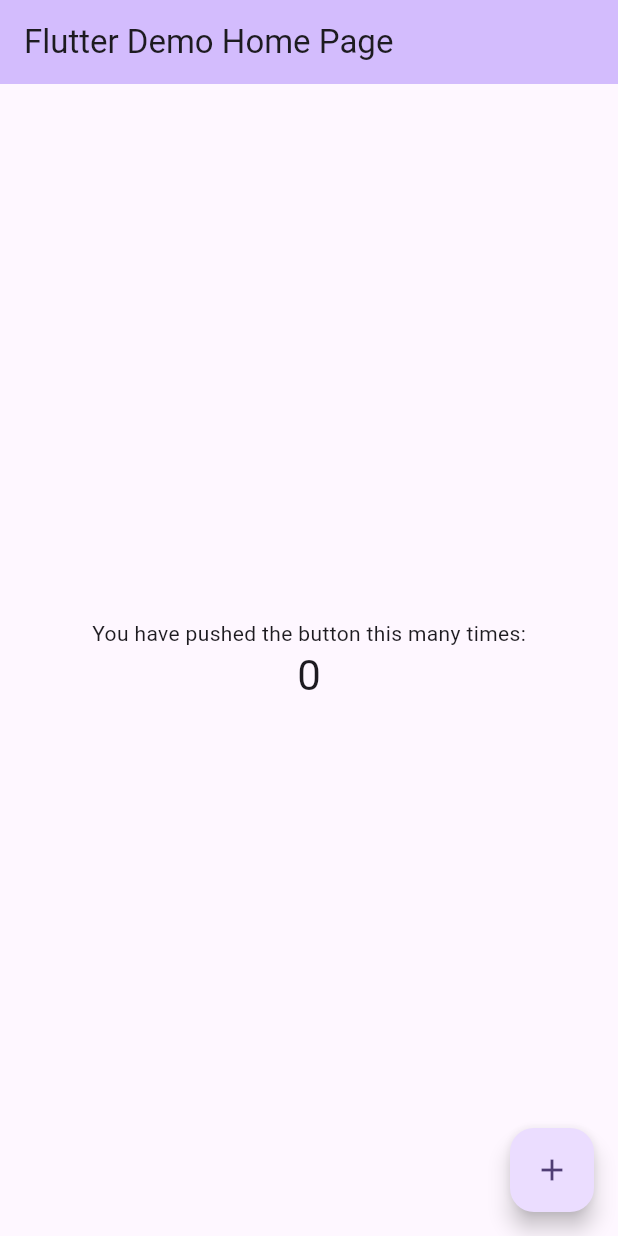
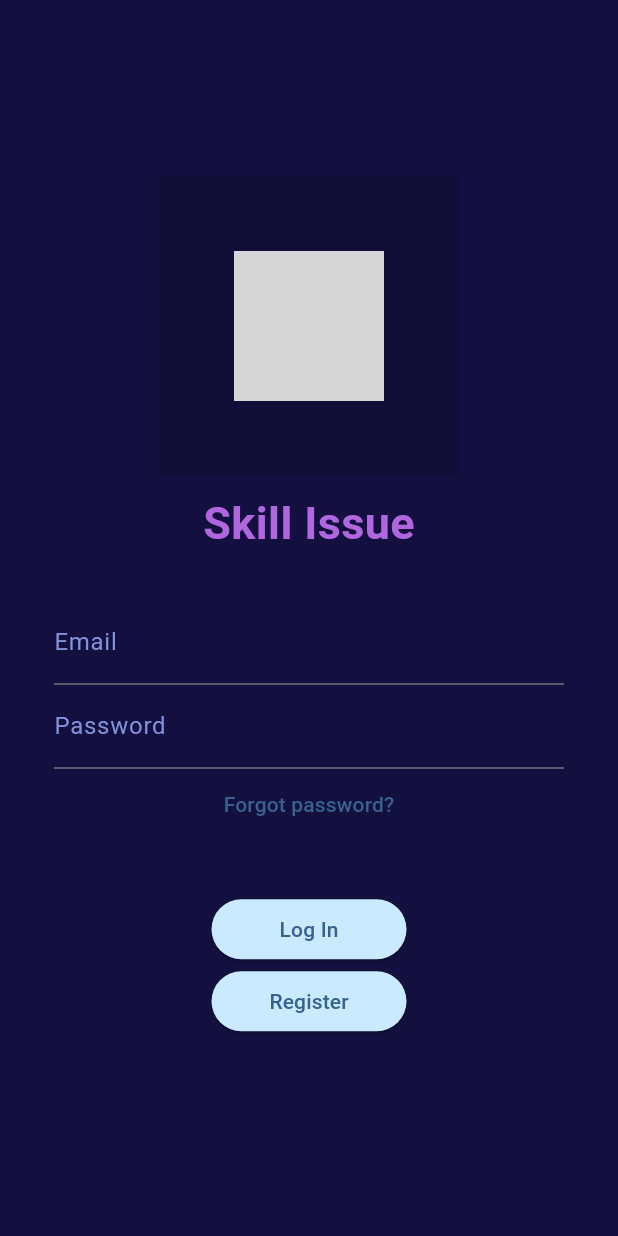
Before and after one commit to skill-search/skill-search, a Flutter app: the screen it shows after launch, on a phone screen of 412 x 824 dp. Run offline on Flutter 3.47's test engine with Material 3 defaults, Android fonts, the phone set to English and light mode, and no system bars; our stand-ins replace cloud_firestore, firebase_auth, firebase_core, get; accounts and stored records are empty; grey boxes are pictures that could not be loaded.

Commit message:
working skeleton

```diff
--- /dev/null
+++ b/frontend/lib/auth/auth.dart
@@ -0,0 +1,44 @@
+import 'package:flutter/material.dart';
+import 'package:frontend/auth/login_page.dart';
+import 'package:firebase_auth/firebase_auth.dart';
+import 'package:frontend/auth/register_page.dart';
+import 'package:frontend/main_pages/bottom_nav_bar.dart';
+
+class AuthPage extends StatefulWidget {
+  const AuthPage({Key? key}) : super(key: key);
+
+  @override
+  State<AuthPage> createState() => _AuthPageState();
+}
+
+class _AuthPageState extends State<AuthPage> {
+  bool showLoginPage = true;
+
+  void toggleScreens() {
+    setState(() {
+      showLoginPage = !showLoginPage;
+    });
+  }
+
+  @override
+  Widget build(BuildContext context) {
+    return Scaffold(
+      body: StreamBuilder<User?>(
+          stream: FirebaseAuth.instance.authStateChanges(),
+          builder: (context, snapshot) {
+            //logged in
+            if (snapshot.hasData) {
+              return BottomNavBar();
+            }
+            //not logged in
+            else {
+              if (showLoginPage) {
+                return LoginPage(showRegisterPage: toggleScreens);
+              } else {
+                return RegisterPage(showLoginPage: toggleScreens);
+              }
+            }
+          }),
+    );
+  }
+}
--- /dev/null
+++ b/frontend/lib/auth/login_page.dart
@@ -0,0 +1,194 @@
+import 'package:flutter/material.dart';
+import 'package:firebase_auth/firebase_auth.dart';
+import 'package:cloud_firestore/cloud_firestore.dart';
+
+Color _backgroundColor = const Color.fromARGB(255, 19, 16, 63);
+Color _buttonColor = const Color.fromARGB(255, 202, 234, 255);
+Color _textColor = const Color.fromARGB(255, 176, 102, 223);
+Color _textFieldColor = const Color.fromARGB(255, 242, 212, 146);
+Color _textFieldTextColor = const Color.fromARGB(255, 130, 145, 219);
+
+class LoginPage extends StatefulWidget {
+  final VoidCallback showRegisterPage;
+  const LoginPage({Key? key, required this.showRegisterPage}) : super(key: key);
+
+  @override
+  State<LoginPage> createState() => _LoginPageState();
+}
+
+class _LoginPageState extends State<LoginPage> {
+  final _formKey = GlobalKey<FormState>();
+
+  // These are the variables that will be used to store the user's input for backend authentication
+  final _emailController = TextEditingController();
+  final _passwordController = TextEditingController();
+  final FirebaseFirestore _fireStore = FirebaseFirestore.instance;
+
+  // This is the future that will be used to control the submit button's behavior
+
+  void signIn() async {
+    // show loading circle
+    showDialog(
+      context: context,
+      builder: (context) {
+        return const Center(
+          child: CircularProgressIndicator(),
+        );
+      },
+    );
+
+    // try sign in
+    try {
+      await FirebaseAuth.instance.signInWithEmailAndPassword(
+        email: _emailController.text.trim(),
+        password: _passwordController.text.trim(),
+      );
+      // pop the loading circle
+      Navigator.pop(context);
+    } on FirebaseAuthException {
+      // WRONG EMAIL OR PASSWORD
+      Navigator.pop(context);
+      wrongCredentialMessage();
+    }
+
+    //add new user to chat database if doesnt alr exist
+    _fireStore.collection('users').doc(_emailController.text).set({
+        'email': _emailController.text
+        }, SetOptions(merge: true)
+      );
+  }
+
+  @override
+  void dispose() {
+    // Clean up the controller when the widget is disposed.
+    _emailController.dispose();
+    _passwordController.dispose();
+    super.dispose();
+  }
+
+  // wrong email message popup
+  void wrongCredentialMessage() {
+    ScaffoldMessenger.of(context).showSnackBar(
+      const SnackBar(
+        content: Text('Wrong Email or Password'),
+      ),
+    );
+  }
+
+  // This method is rerun every time setState is called
+  @override
+  Widget build(BuildContext context) {
+    return Scaffold(
+      backgroundColor: _backgroundColor,
+      body: Center(
+        child: Padding(
+          padding: const EdgeInsets.all(16.0),
+          child: Form(
+            key: _formKey,
+            child: Column(
+              mainAxisAlignment: MainAxisAlignment.center,
+              children: <Widget>[
+                Container(
+                  color: Colors.black12,
+                  padding: const EdgeInsets.all(50),
+                  child: Image.asset(
+                    'images/icon-template.png',
+                    width: 100,
+                    height: 100,
+                  ),
+                ),
+                Container(
+                  padding: const EdgeInsets.all(10),
+                  child: Text(
+                    'Skill Issue',
+                    style: TextStyle(
+                        fontSize: 30,
+                        fontWeight: FontWeight.bold,
+                        color: _textColor),
+                  ),
+                ),
+                Container(
+                    padding: const EdgeInsets.all(20),
+                    child: Column(
+                      children: <Widget>[
+                        TextFormField(
+                          decoration: InputDecoration(
+                            labelText: 'Email',
+                            labelStyle: TextStyle(color: _textFieldTextColor),
+                            fillColor: _textFieldColor,
+                            hintText: 'Enter your email',
+                            hintStyle: TextStyle(color: _textFieldTextColor),
+                          ),
+                          style: TextStyle(color: _textFieldTextColor),
+                          validator: (value) {
+                            if (value == null || value.isEmpty) {
+                              return 'Please enter your email';
+                            }
+                            return null;
+                          },
+                          controller: _emailController,
+                        ),
+                        TextFormField(
+                          decoration: InputDecoration(
+                            labelText: 'Password',
+                            labelStyle: TextStyle(color: _textFieldTextColor),
+                            fillColor: _textFieldColor,
+                            hintText: 'Enter your password',
+                            hintStyle: TextStyle(color: _textFieldTextColor),
+                          ),
+                          style: TextStyle(color: _textFieldTextColor),
+                          obscureText: true,
+                          validator: (value) {
+                            if (value == null || value.isEmpty) {
+                              return 'Please enter your password';
+                            }
+                            return null;
+                          },
+                          controller: _passwordController,
+                        ),
+                        TextButton(
+                          onPressed: () {
+                            // Add your logic here for forgot password
+                          },
+                          child: const Text('Forgot password?'),
+                        ),
+                      ],
+                    )),
+                Container(
+                    padding: const EdgeInsets.all(15),
+                    child: Column(
+                      children: [
+                        // Button to Log In
+                        ElevatedButton(
+                          style: ButtonStyle(
+                            fixedSize:
+                                MaterialStateProperty.all(const Size(130, 40)),
+                            backgroundColor:
+                                MaterialStateProperty.all(_buttonColor),
+                          ),
+                          onPressed: () {
+                            signIn();
+                          },
+                          child: const Text('Log In'),
+                        ),
+                        // Button to Register
+                        ElevatedButton(
+                          style: ButtonStyle(
+                            fixedSize:
+                                MaterialStateProperty.all(const Size(130, 40)),
+                            backgroundColor:
+                                MaterialStateProperty.all(_buttonColor),
+                          ),
+                          onPressed: widget.showRegisterPage,
+                          child: const Text('Register'),
+                        ),
+                      ],
+                    )),
+              ],
+            ),
+          ),
+        ),
+      ),
+    );
+  }
+}
--- a/frontend/lib/main.dart
+++ b/frontend/lib/main.dart
@@ -1,125 +1,30 @@
 import 'package:flutter/material.dart';
+import 'package:firebase_core/firebase_core.dart';
+import 'package:frontend/firebase_options.dart';
+import 'package:get/get.dart';
+import 'package:frontend/auth/auth.dart';
 
-void main() {
+void main() async {
+  WidgetsFlutterBinding.ensureInitialized();
+  await Firebase.initializeApp(
+    options: DefaultFirebaseOptions.currentPlatform,
+  );
   runApp(const MyApp());
 }
 
 class MyApp extends StatelessWidget {
   const MyApp({super.key});
-
   // This widget is the root of your application.
   @override
   Widget build(BuildContext context) {
-    return MaterialApp(
-      title: 'Flutter Demo',
+    return GetMaterialApp(
+      title: 'Skill Issue', // App Name
       theme: ThemeData(
-        // This is the theme of your application.
-        //
-        // TRY THIS: Try running your application with "flutter run". You'll see
-        // the application has a purple toolbar. Then, without quitting the app,
-        // try changing the seedColor in the colorScheme below to Colors.green
-        // and then invoke "hot reload" (save your changes or press the "hot
-        // reload" button in a Flutter-supported IDE, or press "r" if you used
-        // the command line to start the app).
-        //
-        // Notice that the counter didn't reset back to zero; the application
-        // state is not lost during the reload. To reset the state, use hot
-        // restart instead.
-        //
-        // This works for code too, not just values: Most code changes can be
-        // tested with just a hot reload.
-        colorScheme: ColorScheme.fromSeed(seedColor: Colors.deepPurple),
+        colorScheme: ColorScheme.fromSeed(
+            seedColor: const Color.fromARGB(255, 7, 152, 255)),
         useMaterial3: true,
       ),
-      home: const MyHomePage(title: 'Flutter Demo Home Page'),
+      home: const AuthPage(),
     );
   }
 }
-
-class MyHomePage extends StatefulWidget {
-  const MyHomePage({super.key, required this.title});
-
-  // This widget is the home page of your application. It is stateful, meaning
-  // that it has a State object (defined below) that contains fields that affect
-  // how it looks.
-
-  // This class is the configuration for the state. It holds the values (in this
-  // case the title) provided by the parent (in this case the App widget) and
-  // used by the build method of the State. Fields in a Widget subclass are
-  // always marked "final".
-
-  final String title;
-
-  @override
-  State<MyHomePage> createState() => _MyHomePageState();
-}
-
-class _MyHomePageState extends State<MyHomePage> {
-  int _counter = 0;
-
-  void _incrementCounter() {
-    setState(() {
-      // This call to setState tells the Flutter framework that something has
-      // changed in this State, which causes it to rerun the build method below
-      // so that the display can reflect the updated values. If we changed
-      // _counter without calling setState(), then the build method would not be
-      // called again, and so nothing would appear to happen.
-      _counter++;
-    });
-  }
-
-  @override
-  Widget build(BuildContext context) {
-    // This method is rerun every time setState is called, for instance as done
-    // by the _incrementCounter method above.
-    //
-    // The Flutter framework has been optimized to make rerunning build methods
-    // fast, so that you can just rebuild anything that needs updating rather
-    // than having to individually change instances of widgets.
-    return Scaffold(
-      appBar: AppBar(
-        // TRY THIS: Try changing the color here to a specific color (to
-        // Colors.amber, perhaps?) and trigger a hot reload to see the AppBar
-        // change color while the other colors stay the same.
-        backgroundColor: Theme.of(context).colorScheme.inversePrimary,
-        // Here we take the value from the MyHomePage object that was created by
-        // the App.build method, and use it to set our appbar title.
-        title: Text(widget.title),
-      ),
-      body: Center(
-        // Center is a layout widget. It takes a single child and positions it
-        // in the middle of the parent.
-        child: Column(
-          // Column is also a layout widget. It takes a list of children and
-          // arranges them vertically. By default, it sizes itself to fit its
-          // children horizontally, and tries to be as tall as its parent.
-          //
-          // Column has various properties to control how it sizes itself and
-          // how it positions its children. Here we use mainAxisAlignment to
-          // center the children vertically; the main axis here is the vertical
-          // axis because Columns are vertical (the cross axis would be
-          // horizontal).
-          //
-          // TRY THIS: Invoke "debug painting" (choose the "Toggle Debug Paint"
-          // action in the IDE, or press "p" in the console), to see the
-          // wireframe for each widget.
-          mainAxisAlignment: MainAxisAlignment.center,
-          children: <Widget>[
-            const Text(
-              'You have pushed the button this many times:',
-            ),
-            Text(
-              '$_counter',
-              style: Theme.of(context).textTheme.headlineMedium,
-            ),
-          ],
-        ),
-      ),
-      floatingActionButton: FloatingActionButton(
-        onPressed: _incrementCounter,
-        tooltip: 'Increment',
-        child: const Icon(Icons.add),
-      ), // This trailing comma makes auto-formatting nicer for build methods.
-    );
-  }
-}
```
Also changed, not shown: frontend/lib/auth/register_page.dart (added, +231 -0 lines), frontend/lib/main_pages/bottom_nav_bar.dart (added, +78 -0 lines), frontend/lib/main_pages/home_page.dart (added, +12 -0 lines), 1 other file.
